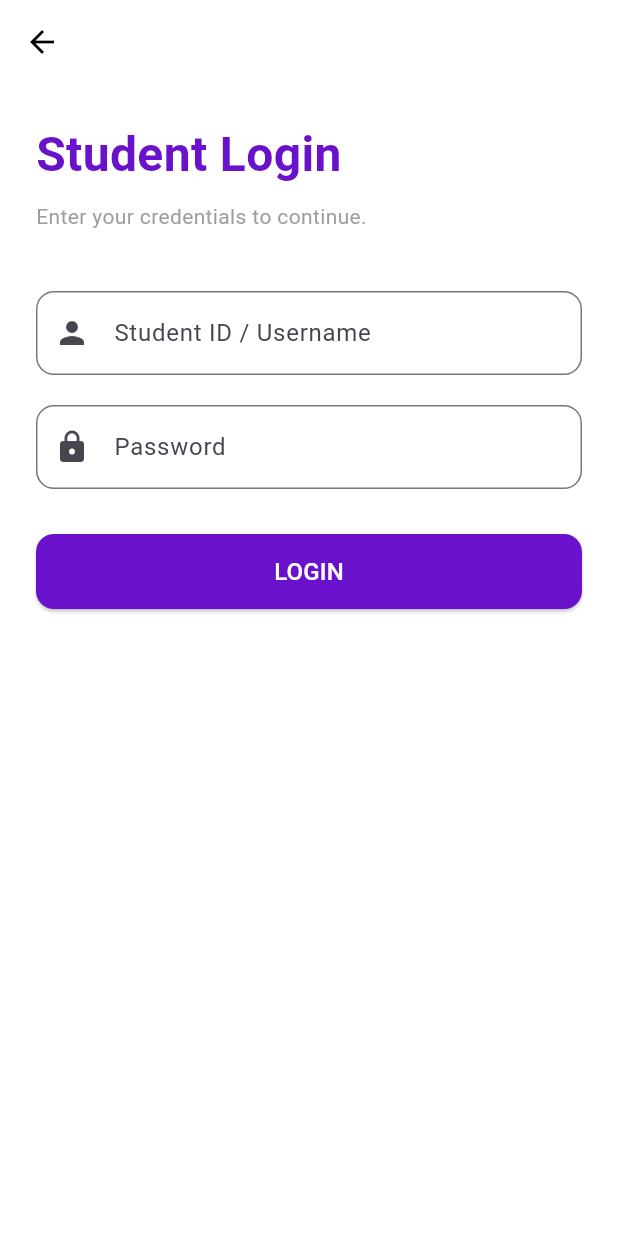
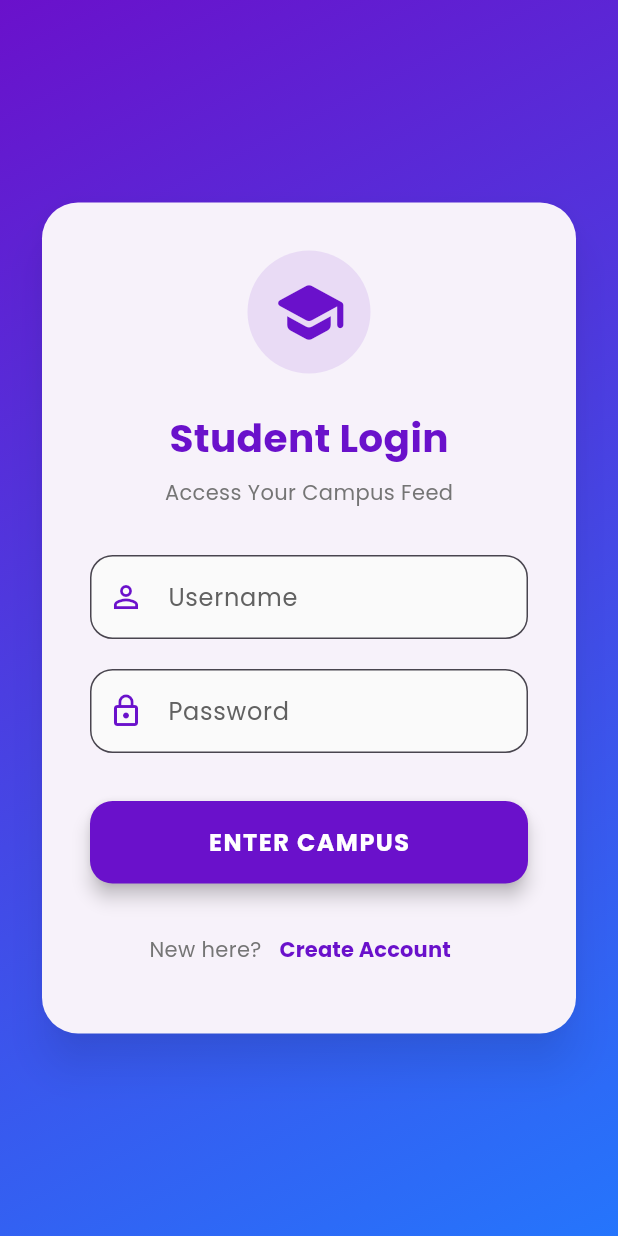
Before and after one commit to Muhammad-Bilal-03/campus_event_companion, a Flutter app: the screen it shows after launch, after a tap on "I am a Student", on a phone screen of 412 x 824 dp. Run offline on Flutter 3.47's test engine with Material 3 defaults, Android fonts, the phone set to English and light mode, and no system bars; our stand-ins replace google_fonts, hive, hive_flutter; accounts and stored records are empty.

Commit message:
UI Overhaul: Upgraded Student Login with Poppins font and modern layout

```diff
--- a/lib/screens/student_login.dart
+++ b/lib/screens/student_login.dart
@@ -1,7 +1,9 @@
 import 'package:flutter/material.dart';
 import 'package:provider/provider.dart';
+import 'package:google_fonts/google_fonts.dart';
 import '../providers/app_provider.dart';
 import 'student_home.dart';
+import 'signup_screen.dart';
 
 class StudentLoginScreen extends StatefulWidget {
   const StudentLoginScreen({super.key});
@@ -23,8 +25,7 @@ class _StudentLoginScreenState extends State<StudentLoginScreen> {
         _passwordController.text,
       );
 
-      if (success) {
-        if (!provider.isAdmin) {
+      if (success && !provider.isAdmin) {
         Navigator.pushAndRemoveUntil(
           context,
           MaterialPageRoute(builder: (_) => const StudentHomeScreen()),
@@ -32,16 +33,14 @@ class _StudentLoginScreenState extends State<StudentLoginScreen> {
         );
       } else {
         ScaffoldMessenger.of(context).showSnackBar(
-            const SnackBar(
+          SnackBar(
             content: Text(
-                'This is an Admin account. Please use Admin Login.',
+              'Invalid Student Credentials',
+              style: GoogleFonts.poppins(fontWeight: FontWeight.bold),
             ),
+            backgroundColor: Colors.redAccent,
+            behavior: SnackBarBehavior.floating,
           ),
-          );
-        }
-      } else {
-        ScaffoldMessenger.of(context).showSnackBar(
-          const SnackBar(content: Text('Invalid Student credentials')),
         );
       }
     }
@@ -50,40 +49,85 @@ class _StudentLoginScreenState extends State<StudentLoginScreen> {
   @override
   Widget build(BuildContext context) {
     return Scaffold(
-      appBar: AppBar(
-        backgroundColor: Colors.transparent,
-        elevation: 0,
-        foregroundColor: Colors.black,
+      body: Container(
+        decoration: const BoxDecoration(
+          gradient: LinearGradient(
+            begin: Alignment.topLeft,
+            end: Alignment.bottomRight,
+            colors: [Color(0xFF6A11CB), Color(0xFF2575FC)],
           ),
-      body: Padding(
+        ),
+        child: Center(
+          child: SingleChildScrollView(
             padding: const EdgeInsets.all(24.0),
+            child: Card(
+              elevation: 12,
+              shadowColor: Colors.black45,
+              shape: RoundedRectangleBorder(
+                borderRadius: BorderRadius.circular(24),
+              ),
+              child: Padding(
+                padding: const EdgeInsets.all(32.0),
                 child: Form(
                   key: _formKey,
                   child: Column(
-            crossAxisAlignment: CrossAxisAlignment.start,
+                    mainAxisSize: MainAxisSize.min,
                     children: [
-              const Text(
-                'Student Login',
-                style: TextStyle(
-                  fontSize: 32,
-                  fontWeight: FontWeight.bold,
+                      Container(
+                        padding: const EdgeInsets.all(16),
+                        decoration: BoxDecoration(
+                          color: const Color(0xFF6A11CB).withOpacity(0.1),
+                          shape: BoxShape.circle,
+                        ),
+                        child: const Icon(
+                          Icons.school_rounded,
+                          size: 50,
                           color: Color(0xFF6A11CB),
                         ),
                       ),
+                      const SizedBox(height: 24),
+                      Text(
+                        'Student Login',
+                        style: GoogleFonts.poppins(
+                          fontSize: 26,
+                          fontWeight: FontWeight.bold,
+                          color: const Color(0xFF6A11CB),
+                        ),
+                      ),
                       const SizedBox(height: 8),
-              const Text(
-                'Enter your credentials to continue.',
-                style: TextStyle(color: Colors.grey),
+                      Text(
+                        'Access Your Campus Feed',
+                        style: GoogleFonts.poppins(
+                          color: Colors.grey[600],
+                          fontSize: 14,
                         ),
-              const SizedBox(height: 40),
+                      ),
+                      const SizedBox(height: 32),
                       TextFormField(
                         controller: _usernameController,
+                        style: GoogleFonts.poppins(),
                         decoration: InputDecoration(
-                  labelText: 'Student ID / Username',
-                  prefixIcon: const Icon(Icons.person),
+                          labelText: 'Username',
+                          labelStyle: GoogleFonts.poppins(
+                            color: Colors.grey[700],
+                          ),
+                          prefixIcon: const Icon(
+                            Icons.person_outline,
+                            color: Color(0xFF6A11CB),
+                          ),
                           border: OutlineInputBorder(
-                    borderRadius: BorderRadius.circular(12),
+                            borderRadius: BorderRadius.circular(15),
+                            borderSide: const BorderSide(color: Colors.grey),
                           ),
+                          focusedBorder: OutlineInputBorder(
+                            borderRadius: BorderRadius.circular(15),
+                            borderSide: const BorderSide(
+                              color: Color(0xFF6A11CB),
+                              width: 2,
+                            ),
+                          ),
+                          filled: true,
+                          fillColor: Colors.grey[50],
                         ),
                         validator: (v) => v!.isEmpty ? 'Required' : null,
                       ),
@@ -91,34 +135,88 @@ class _StudentLoginScreenState extends State<StudentLoginScreen> {
                       TextFormField(
                         controller: _passwordController,
                         obscureText: true,
+                        style: GoogleFonts.poppins(),
                         decoration: InputDecoration(
                           labelText: 'Password',
-                  prefixIcon: const Icon(Icons.lock),
+                          labelStyle: GoogleFonts.poppins(
+                            color: Colors.grey[700],
+                          ),
+                          prefixIcon: const Icon(
+                            Icons.lock_outline,
+                            color: Color(0xFF6A11CB),
+                          ),
                           border: OutlineInputBorder(
-                    borderRadius: BorderRadius.circular(12),
+                            borderRadius: BorderRadius.circular(15),
+                            borderSide: const BorderSide(color: Colors.grey),
                           ),
+                          focusedBorder: OutlineInputBorder(
+                            borderRadius: BorderRadius.circular(15),
+                            borderSide: const BorderSide(
+                              color: Color(0xFF6A11CB),
+                              width: 2,
+                            ),
+                          ),
+                          filled: true,
+                          fillColor: Colors.grey[50],
                         ),
                         validator: (v) => v!.isEmpty ? 'Required' : null,
                       ),
-              const SizedBox(height: 30),
+                      const SizedBox(height: 32),
                       SizedBox(
                         width: double.infinity,
-                height: 50,
+                        height: 55,
                         child: ElevatedButton(
                           onPressed: _login,
                           style: ElevatedButton.styleFrom(
                             backgroundColor: const Color(0xFF6A11CB),
+                            foregroundColor: Colors.white,
+                            elevation: 5,
                             shape: RoundedRectangleBorder(
-                      borderRadius: BorderRadius.circular(12),
+                              borderRadius: BorderRadius.circular(15),
                             ),
                           ),
-                  child: const Text(
-                    'LOGIN',
-                    style: TextStyle(fontSize: 16, color: Colors.white),
+                          child: Text(
+                            'ENTER CAMPUS',
+                            style: GoogleFonts.poppins(
+                              fontSize: 16,
+                              fontWeight: FontWeight.w700,
+                              letterSpacing: 1,
+                            ),
+                          ),
+                        ),
+                      ),
+                      const SizedBox(height: 20),
+                      Row(
+                        mainAxisAlignment: MainAxisAlignment.center,
+                        children: [
+                          Text(
+                            "New here?",
+                            style: GoogleFonts.poppins(color: Colors.grey[600]),
+                          ),
+                          TextButton(
+                            onPressed: () {
+                              Navigator.push(
+                                context,
+                                MaterialPageRoute(
+                                  builder: (_) => const SignupScreen(),
+                                ),
+                              );
+                            },
+                            child: Text(
+                              'Create Account',
+                              style: GoogleFonts.poppins(
+                                fontWeight: FontWeight.bold,
+                                color: const Color(0xFF6A11CB),
                               ),
                             ),
                           ),
                         ],
+                      ),
+                    ],
+                  ),
+                ),
+              ),
+            ),
           ),
         ),
       ),
```
Lines whose indentation alone changed are shown as unchanged.
